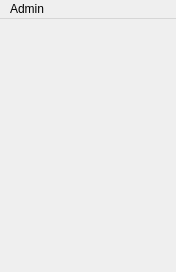
bakwc/delta3-admin, file admin/mainwindow.ui: the form before one commit.
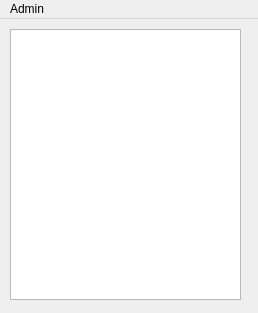
The form after the commit.

Diff of the .ui file:
```diff
--- a/admin/mainwindow.ui
+++ b/admin/mainwindow.ui
@@ -6,20 +6,31 @@
    <rect>
     <x>0</x>
     <y>0</y>
-    <width>176</width>
-    <height>272</height>
+    <width>258</width>
+    <height>313</height>
    </rect>
   </property>
   <property name="windowTitle">
    <string>MainWindow</string>
   </property>
-  <widget class="QWidget" name="centralWidget"/>
+  <widget class="QWidget" name="centralWidget">
+   <widget class="QListView" name="listView">
+    <property name="geometry">
+     <rect>
+      <x>10</x>
+      <y>10</y>
+      <width>231</width>
+      <height>271</height>
+     </rect>
+    </property>
+   </widget>
+  </widget>
   <widget class="QMenuBar" name="menuBar">
    <property name="geometry">
     <rect>
      <x>0</x>
      <y>0</y>
-     <width>176</width>
+     <width>258</width>
      <height>21</height>
     </rect>
    </property>
```
